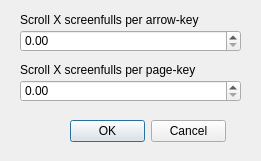
This is Forms/FVW_OptionsDialog.ui in billkarsh/SpikeGLX as Qt 5 draws it before an edit. The edited form follows.
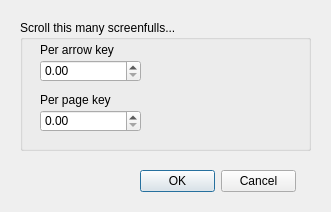
This is the edited form.

Commit message: Improve FVW Options dialog

```diff
--- a/Forms/FVW_OptionsDialog.ui
+++ b/Forms/FVW_OptionsDialog.ui
@@ -6,8 +6,8 @@
    <rect>
     <x>0</x>
     <y>0</y>
-    <width>261</width>
-    <height>161</height>
+    <width>331</width>
+    <height>212</height>
    </rect>
   </property>
   <property name="windowTitle">
@@ -16,8 +16,8 @@
   <widget class="QDialogButtonBox" name="buttonBox">
    <property name="geometry">
     <rect>
-     <x>70</x>
-     <y>120</y>
+     <x>140</x>
+     <y>170</y>
      <width>156</width>
      <height>23</height>
     </rect>
@@ -32,31 +32,37 @@
     <set>QDialogButtonBox::Cancel|QDialogButtonBox::Ok</set>
    </property>
   </widget>
-  <widget class="QDoubleSpinBox" name="arrowSB">
+  <widget class="QGroupBox" name="groupBox">
    <property name="geometry">
     <rect>
      <x>20</x>
-     <y>30</y>
+     <y>20</y>
+     <width>291</width>
+     <height>131</height>
+    </rect>
+   </property>
+   <property name="title">
+    <string>Scroll this many screenfulls...</string>
+   </property>
+   <widget class="QLabel" name="label_2">
+    <property name="geometry">
+     <rect>
+      <x>20</x>
+      <y>70</y>
      <width>221</width>
-     <height>22</height>
-    </rect>
-   </property>
-   <property name="minimum">
-    <double>0.000000000000000</double>
-   </property>
-   <property name="maximum">
-    <double>1000.000000000000000</double>
-   </property>
-   <property name="singleStep">
-    <double>0.100000000000000</double>
+      <height>20</height>
+     </rect>
+    </property>
+    <property name="text">
+     <string>Per page key</string>
    </property>
   </widget>
   <widget class="QDoubleSpinBox" name="pageSB">
    <property name="geometry">
     <rect>
      <x>20</x>
-     <y>80</y>
-     <width>221</width>
+      <y>90</y>
+      <width>101</width>
      <height>22</height>
     </rect>
    </property>
@@ -74,27 +80,34 @@
    <property name="geometry">
     <rect>
      <x>20</x>
-     <y>10</y>
+      <y>20</y>
      <width>221</width>
      <height>20</height>
     </rect>
    </property>
    <property name="text">
-    <string>Scroll X screenfulls per arrow-key</string>
-   </property>
-  </widget>
-  <widget class="QLabel" name="label_2">
+     <string>Per arrow key</string>
+    </property>
+   </widget>
+   <widget class="QDoubleSpinBox" name="arrowSB">
    <property name="geometry">
     <rect>
      <x>20</x>
-     <y>60</y>
-     <width>221</width>
-     <height>20</height>
-    </rect>
-   </property>
-   <property name="text">
-    <string>Scroll X screenfulls per page-key</string>
-   </property>
+      <y>40</y>
+      <width>101</width>
+      <height>22</height>
+     </rect>
+    </property>
+    <property name="minimum">
+     <double>0.000000000000000</double>
+    </property>
+    <property name="maximum">
+     <double>1000.000000000000000</double>
+    </property>
+    <property name="singleStep">
+     <double>0.100000000000000</double>
+    </property>
+   </widget>
   </widget>
  </widget>
  <tabstops>
```
Left out of the diff: 2 changed lines with no effect on the pictures. Lines whose indentation alone changed are shown as unchanged.
